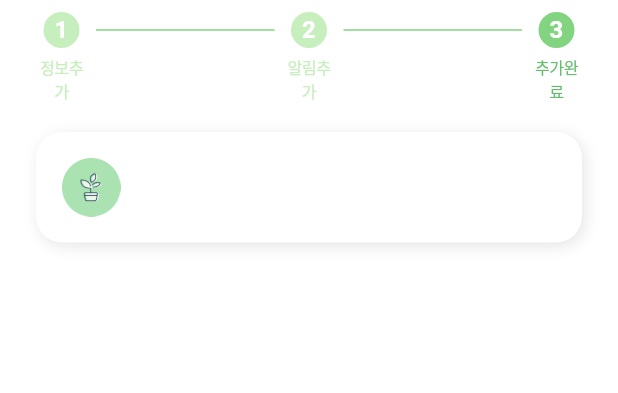
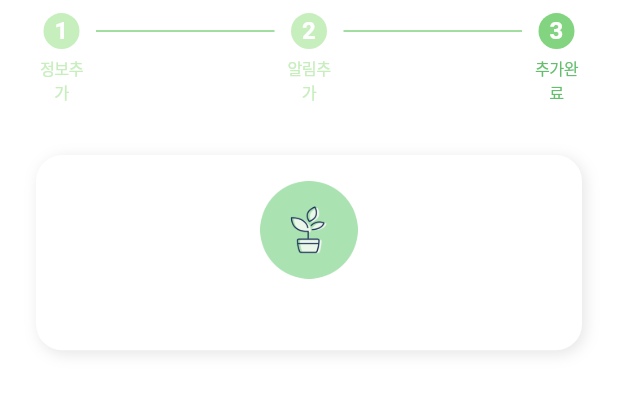
Before and after one commit to sungheeyoon/flutter-plant-plan, a Flutter app: the AddThirdScreen widget shown alone on an empty page, opened directly, on a phone screen of 412 x 824 dp. Shown: the top 393 px of the screen. Run offline on Flutter 3.47's test engine with Material 2 defaults, Android fonts, the phone set to English and light mode, and no system bars; our stand-ins replace cached_network_image, calendar_date_picker2, cloud_firestore, equatable, firebase_core, firebase_storage and 11 more; missing offline and left inert: kakao_flutter_sdk_user, korea_regexp, snapping_sheet; accounts and stored records are empty; network calls fail; Roboto replaces fonts that are missing (Pretendard).

```diff
--- a/lib/add/view/add_third_screen.dart
+++ b/lib/add/view/add_third_screen.dart
@@ -24,14 +24,14 @@ class AddThirdScreen extends ConsumerWidget {
           horizontal: 24.0,
         ),
         child: Column(
-          crossAxisAlignment: CrossAxisAlignment.start,
+          crossAxisAlignment: CrossAxisAlignment.center,
           children: [
-            const SizedBox(
-              height: 8.0,
+            SizedBox(
+              height: 8.h,
             ),
             const ProgressBar(pageIndex: 2),
-            const SizedBox(
-              height: 20.0,
+            SizedBox(
+              height: 32.h,
             ),
             Center(
               child: Container(
@@ -48,11 +48,8 @@ class AddThirdScreen extends ConsumerWidget {
                     ),
                   ],
                 ),
-                child: Row(
-                  mainAxisAlignment: MainAxisAlignment.spaceBetween,
-                  children: [
-                    Row(
-                      mainAxisAlignment: MainAxisAlignment.start,
+                child: Column(
+                  mainAxisAlignment: MainAxisAlignment.center,
                   crossAxisAlignment: CrossAxisAlignment.center,
                   children: [
                     if (selectedPhoto != null) //찍은애
@@ -60,7 +57,7 @@ class AddThirdScreen extends ConsumerWidget {
                         FittedBox(
                           fit: BoxFit.contain,
                           child: CircleAvatar(
-                                radius: 18.h, // Image radius
+                            radius: 30.h, // Image radius
                             backgroundImage: FileImage(selectedPhoto),
                           ),
                         ),
@@ -69,31 +66,40 @@ class AddThirdScreen extends ConsumerWidget {
                       FittedBox(
                         fit: BoxFit.contain,
                         child: CircleAvatar(
-                              radius: 18.h, // Image radius
-                              backgroundImage:
-                                  NetworkImage(selectedPlant.image),
+                          radius: 30.h, // Image radius
+                          backgroundImage: NetworkImage(selectedPlant.image),
                         ),
                       )
                     else
                       ImageBox(
                         imageUri: 'assets/images/pot.png',
-                            width: 36.h,
-                            height: 36.h,
+                        width: 60.h,
+                        height: 60.h,
                       ),
                     SizedBox(
-                          width: 12.h,
+                      height: 12.h,
                     ),
                     if (selectedPlant != null)
-                          Text(
+                      Container(
+                        padding: EdgeInsets.symmetric(
+                          horizontal: 4.h,
+                          vertical: 2.h,
+                        ),
+                        color: keyColor100,
+                        child: Center(
+                          child: Text(
                             selectedPlant.name,
                             style: Theme.of(context)
                                 .textTheme
-                                .bodyMedium!
+                                .labelMedium!
                                 .copyWith(
-                                  color: grayBlack,
+                                  color: keyColor700,
                                 ),
                           ),
-                      ],
+                        ),
+                      ),
+                    SizedBox(
+                      height: 16.h,
                     ),
                   ],
                 ),
```
Lines whose indentation alone changed are shown as unchanged.
